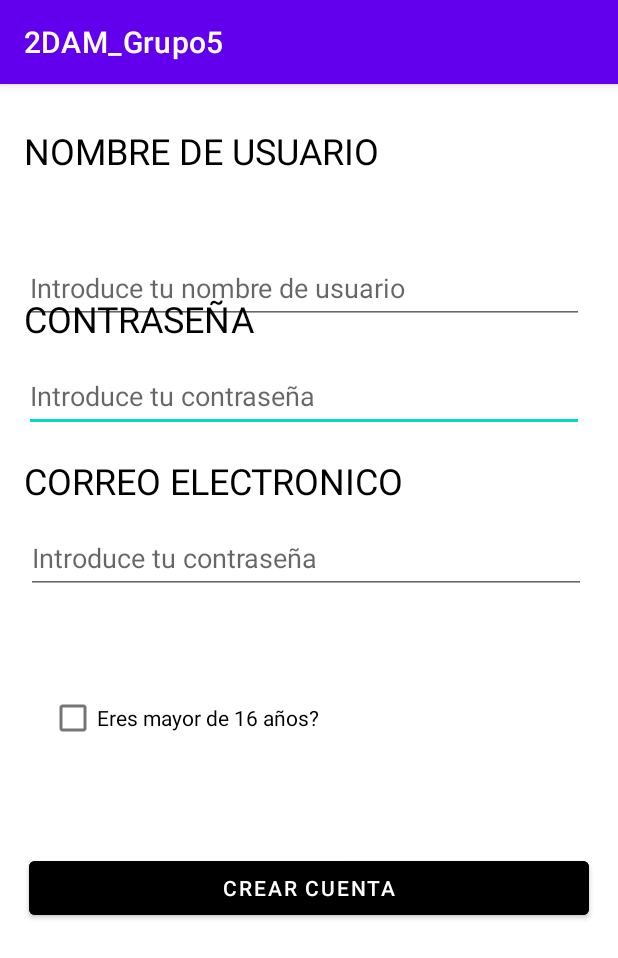
After one commit to BaiAngel/2DAM-Grupo5, an Android app: the MainActivity2 screen opened directly, with no data from a screen before it, on a phone screen of 412 x 824 dp. The commit adds this screen. Shown: the top 958 px of the screen. Run offline under Robolectric (Android 15) with nearby library versions, the phone set to English and light mode, and no system bars.

Commit message:
Segona pantalla

```diff
--- a/app/src/main/AndroidManifest.xml
+++ b/app/src/main/AndroidManifest.xml
@@ -12,6 +12,13 @@
         android:supportsRtl="true"
         android:theme="@style/Theme.2DAM_Grupo5"
         tools:targetApi="31">
+        <activity
+            android:name=".MainActivity2"
+            android:exported="false">
+            <meta-data
+                android:name="android.app.lib_name"
+                android:value="" />
+        </activity>
         <activity
             android:name=".MainActivity"
             android:exported="true">
--- /dev/null
+++ b/app/src/main/java/com/example/a2dam_grupo5/MainActivity2.java
@@ -0,0 +1,14 @@
+package com.example.a2dam_grupo5;
+
+import androidx.appcompat.app.AppCompatActivity;
+
+import android.os.Bundle;
+
+public class MainActivity2 extends AppCompatActivity {
+
+    @Override
+    protected void onCreate(Bundle savedInstanceState) {
+        super.onCreate(savedInstanceState);
+        setContentView(R.layout.activity_main2);
+    }
+}
--- a/app/src/main/res/layout/activity_main.xml
+++ b/app/src/main/res/layout/activity_main.xml
@@ -31,7 +31,7 @@
         android:layout_marginEnd="185dp"
         android:layout_marginBottom="440dp"
         android:ems="10"
-        android:hint="Introduce tu username"
+        android:hint="Usuario"
         android:inputType="textShortMessage|textLongMessage|textPersonName"
         app:layout_constraintBottom_toBottomOf="parent"
         app:layout_constraintEnd_toEndOf="parent"
@@ -40,15 +40,16 @@
 
     <TextView
         android:id="@+id/Pass_log"
-        android:layout_width="190dp"
+        android:layout_width="276dp"
         android:layout_height="40dp"
         android:layout_marginStart="16dp"
-        android:layout_marginTop="8dp"
+        android:layout_marginTop="16dp"
         android:layout_marginEnd="205dp"
-        android:text="Password"
+        android:text="CONTRASEÑA"
         android:textColor="#000000"
         android:textSize="34sp"
         app:layout_constraintEnd_toEndOf="parent"
+        app:layout_constraintHorizontal_bias="0.0"
         app:layout_constraintStart_toStartOf="parent"
         app:layout_constraintTop_toBottomOf="@+id/usuatio_log" />
 
@@ -60,7 +61,7 @@
         android:layout_marginTop="8dp"
         android:layout_marginEnd="205dp"
         android:ems="10"
-        android:hint="Introduce tu contraseña"
+        android:hint="Contraseña"
         android:inputType="textLongMessage"
         app:layout_constraintEnd_toEndOf="parent"
         app:layout_constraintHorizontal_bias="0.0"
--- /dev/null
+++ b/app/src/main/res/layout/activity_main2.xml
@@ -0,0 +1,134 @@
+<?xml version="1.0" encoding="utf-8"?>
+<androidx.constraintlayout.widget.ConstraintLayout xmlns:android="http://schemas.android.com/apk/res/android"
+    xmlns:app="http://schemas.android.com/apk/res-auto"
+    xmlns:tools="http://schemas.android.com/tools"
+    android:layout_width="match_parent"
+    android:layout_height="match_parent"
+    tools:context=".MainActivity2">
+
+    <Button
+        android:id="@+id/sing_up2"
+        android:layout_width="373dp"
+        android:layout_height="wrap_content"
+        android:layout_marginStart="19dp"
+        android:layout_marginTop="8dp"
+        android:layout_marginEnd="19dp"
+        android:layout_marginBottom="208dp"
+        android:backgroundTint="#000000"
+        android:text="Crear cuenta"
+        app:iconTint="#000000"
+        app:layout_constraintBottom_toBottomOf="parent"
+        app:layout_constraintEnd_toEndOf="parent"
+        app:layout_constraintHorizontal_bias="0.0"
+        app:layout_constraintStart_toStartOf="parent"
+        app:layout_constraintTop_toBottomOf="@+id/Sing_in" />
+
+    <EditText
+        android:id="@+id/password_reg"
+        android:layout_width="373dp"
+        android:layout_height="48dp"
+        android:layout_marginStart="16dp"
+        android:layout_marginEnd="20dp"
+        android:ems="10"
+        android:hint="Introduce tu contraseña"
+        android:inputType="textLongMessage"
+        app:layout_constraintEnd_toEndOf="parent"
+        app:layout_constraintHorizontal_bias="0.0"
+        app:layout_constraintStart_toStartOf="parent"
+        app:layout_constraintTop_toBottomOf="@+id/pass_reg" />
+
+    <EditText
+        android:id="@+id/correo_reg2"
+        android:layout_width="373dp"
+        android:layout_height="48dp"
+        android:layout_marginStart="16dp"
+        android:layout_marginEnd="20dp"
+        android:ems="10"
+        android:hint="Introduce tu contraseña"
+        android:inputType="textLongMessage"
+        app:layout_constraintEnd_toEndOf="parent"
+        app:layout_constraintStart_toStartOf="parent"
+        app:layout_constraintTop_toBottomOf="@+id/correo_reg" />
+
+    <TextView
+        android:id="@+id/correo_reg"
+        android:layout_width="349dp"
+        android:layout_height="44dp"
+        android:layout_marginStart="16dp"
+        android:layout_marginTop="248dp"
+        android:layout_marginEnd="205dp"
+        android:layout_marginBottom="8dp"
+        android:text="CORREO ELECTRONICO"
+        android:textColor="#000000"
+        android:textSize="24sp"
+        app:layout_constraintBottom_toTopOf="@+id/usuatio_log"
+        app:layout_constraintEnd_toEndOf="parent"
+        app:layout_constraintHorizontal_bias="0.0"
+        app:layout_constraintStart_toStartOf="parent"
+        app:layout_constraintTop_toTopOf="parent" />
+
+    <TextView
+        android:id="@+id/pass_reg"
+        android:layout_width="349dp"
+        android:layout_height="44dp"
+        android:layout_marginStart="16dp"
+        android:layout_marginTop="140dp"
+        android:layout_marginEnd="205dp"
+        android:layout_marginBottom="8dp"
+        android:text="CONTRASEÑA"
+        android:textColor="#000000"
+        android:textSize="24sp"
+        app:layout_constraintBottom_toTopOf="@+id/usuatio_log"
+        app:layout_constraintEnd_toEndOf="parent"
+        app:layout_constraintHorizontal_bias="0.0"
+        app:layout_constraintStart_toStartOf="parent"
+        app:layout_constraintTop_toTopOf="parent" />
+
+    <EditText
+        android:id="@+id/usuatio_reg"
+        android:layout_width="373dp"
+        android:layout_height="48dp"
+        android:layout_marginStart="16dp"
+        android:layout_marginEnd="185dp"
+        android:layout_marginBottom="608dp"
+        android:ems="10"
+        android:hint="Introduce tu nombre de usuario"
+        android:inputType="textShortMessage|textLongMessage|textPersonName"
+        app:layout_constraintBottom_toBottomOf="parent"
+        app:layout_constraintEnd_toEndOf="parent"
+        app:layout_constraintHorizontal_bias="0.0"
+        app:layout_constraintStart_toStartOf="parent" />
+
+    <TextView
+        android:id="@+id/usu_reg"
+        android:layout_width="349dp"
+        android:layout_height="44dp"
+        android:layout_marginStart="16dp"
+        android:layout_marginTop="28dp"
+        android:layout_marginEnd="205dp"
+        android:layout_marginBottom="8dp"
+        android:text="NOMBRE DE USUARIO"
+        android:textColor="#000000"
+        android:textSize="24sp"
+        app:layout_constraintBottom_toTopOf="@+id/usuatio_log"
+        app:layout_constraintEnd_toEndOf="parent"
+        app:layout_constraintHorizontal_bias="0.0"
+        app:layout_constraintStart_toStartOf="parent"
+        app:layout_constraintTop_toTopOf="parent"
+        tools:ignore="UnknownIdInLayout" />
+
+    <CheckBox
+        android:id="@+id/checkBox"
+        android:layout_width="wrap_content"
+        android:layout_height="wrap_content"
+        android:layout_marginStart="31dp"
+        android:layout_marginTop="40dp"
+        android:layout_marginEnd="198dp"
+        android:layout_marginBottom="47dp"
+        android:text="Eres mayor de 16 años?"
+        app:layout_constraintBottom_toTopOf="@+id/sing_up2"
+        app:layout_constraintEnd_toEndOf="parent"
+        app:layout_constraintStart_toStartOf="parent"
+        app:layout_constraintTop_toBottomOf="@+id/correo_reg2" />
+
+</androidx.constraintlayout.widget.ConstraintLayout>
```
